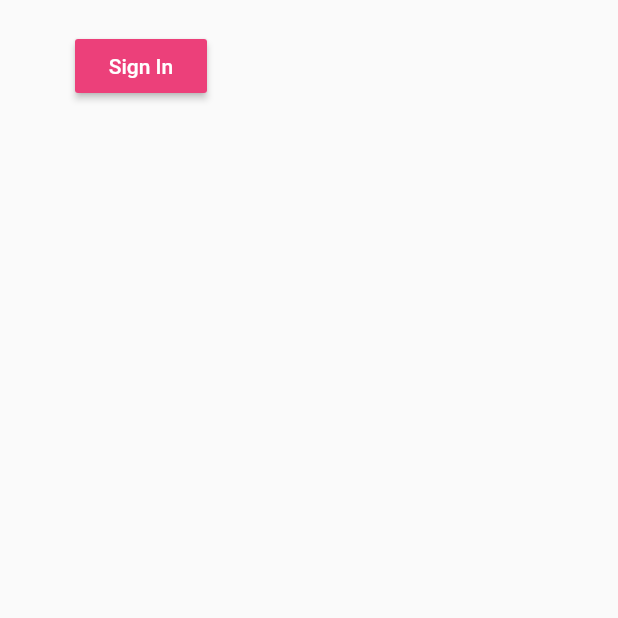
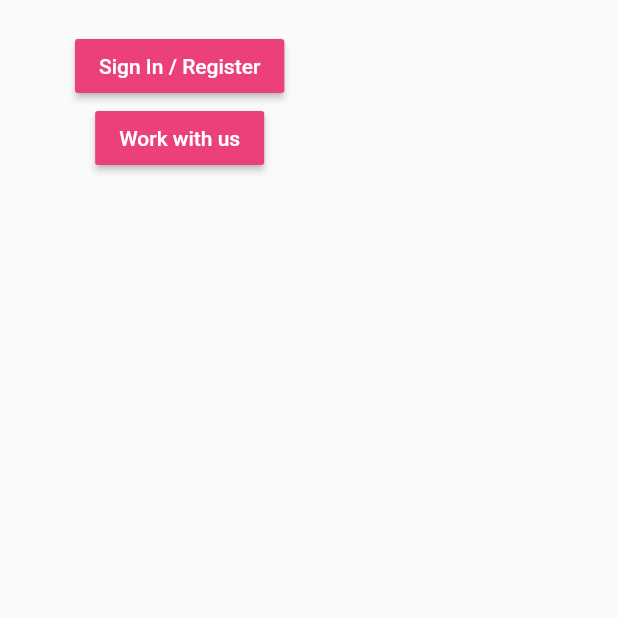
Before and after one commit to tua2542/Aplearn_Group14, a Flutter app: the Authenticate screen opened directly, on a phone screen of 412 x 824 dp, the top half of it. Run offline on Flutter 3.47's test engine with Material 2 defaults, Android fonts, the phone set to English and light mode, and no system bars; our stand-ins replace cloud_firestore, firebase_auth, flushbar, flutter_spinkit; accounts and stored records are empty.

Commit message:
[EDIT] Make the recruitment system by send the email.

```diff
--- a/lib/main.dart
+++ b/lib/main.dart
@@ -1,5 +1,5 @@
 
-     import 'package:aplearn_group14/src/Models/user.dart';
+import 'package:aplearn_group14/src/Models/user.dart';
 import 'package:aplearn_group14/src/Presenters/auth.dart';
 import 'package:aplearn_group14/src/wrapper.dart';
 import 'package:flutter/material.dart';
--- a/lib/src/Views/aunthenicate/aunthenicate.dart
+++ b/lib/src/Views/aunthenicate/aunthenicate.dart
@@ -1,5 +1,6 @@
 import 'package:aplearn_group14/src/Views/aunthenicate/sign_in.dart';
 import 'package:flutter/material.dart';
+import 'package:url_launcher/url_launcher.dart';
 
 class Authenticate extends StatefulWidget {
   @override
@@ -7,11 +8,13 @@ class Authenticate extends StatefulWidget {
 }
 
 class _AuthenticateState extends State<Authenticate> {
-  bool showSignIn = true;
-  void toggleView() {
-    setState(() => showSignIn = !showSignIn);
+final Uri _emailLaunchUri = Uri(
+  scheme: 'mailto',
+  path: 'sakdipat3536@gmail.com',
+  queryParameters: {
+    'subject': 'Recruitment_with_Aplearn'
   }
-
+);
   @override
   Widget build(BuildContext context) {
     return Scaffold(
@@ -19,15 +22,26 @@ class _AuthenticateState extends State<Authenticate> {
         padding: EdgeInsets.symmetric(vertical: 20.0, horizontal: 50.0),
         child: Column(
           children: <Widget>[
+            //Sign In / Register
             RaisedButton(
                 color: Colors.pink[400],
                 child: Text(
-                  'Sign In',
+                  'Sign In / Register',
                   style: TextStyle(color: Colors.white),
                 ),
                 onPressed: () async {
                   Navigator.push(context,
                       MaterialPageRoute(builder: (context) => SignIn()));
+                }),
+
+                RaisedButton(
+                color: Colors.pink[400],
+                child: Text(
+                  'Work with us',
+                  style: TextStyle(color: Colors.white),
+                ),
+                onPressed: () async {
+                  launch(_emailLaunchUri.toString());
                 }),
           ],
         ),
@@ -61,15 +75,7 @@ class _BeforeAuthState extends State<BeforeAuth> {
     return Scaffold(
       appBar: AppBar(
         title: const Text('Aplearn'),
-        // actions: <Widget>[
-        //         FlatButton.icon(
-        //       icon: Icon(Icons.person),
-        //       label: Text('logout'),
-        //       onPressed: () async {
-        //         await _auth.signOut();
-        //       },
-        //     ),
-        // ],
+
       ),
       body: Center(
         child: _widgetOptions.elementAt(_selectedIndex),
@@ -122,28 +128,3 @@ class SchoolPage extends StatelessWidget {
     return Icon(Icons.school, size: 100);
   }
 }
-
-// class OtherPage extends StatelessWidget {
-//   @override
-//   Widget build(BuildContext context) {
-//     return Scaffold(
-//       body: Container(
-//         padding: EdgeInsets.symmetric(vertical: 20.0, horizontal: 50.0),
-//         child: Column(
-//           children: <Widget>[
-//             RaisedButton(
-//                 color: Colors.pink[400],
-//                 child: Text(
-//                   'Sign In',
-//                   style: TextStyle(color: Colors.white),
-//                 ),
-//                 onPressed: () async {
-//                   Navigator.push(context,
-//                       MaterialPageRoute(builder: (context) => Authenticate()));
-//                 }),
-//           ],
-//         ),
-//       ),
-//     );
-//   }
-// }
--- a/pubspec.yaml
+++ b/pubspec.yaml
@@ -35,6 +35,7 @@ dependencies:
   flushbar: ^1.9.1
   provider: ^4.0.5
   flutter_spinkit: "^4.1.2"
+  url_launcher: ^5.4.11
 
 
 dev_dependencies:
```
Also changed, not shown: lib/src/Views/home/home.dart (+27 -15 lines), pubspec.lock.
